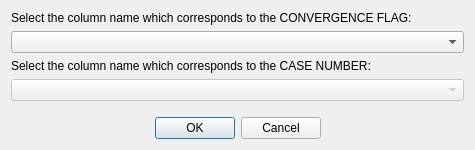
feslima/metacontrol, file gui/views/ui_files/convergenceselector.ui: the form before one commit.
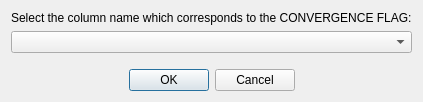
The form after the commit.

Patch:
```diff
--- a/gui/views/ui_files/convergenceselector.ui
+++ b/gui/views/ui_files/convergenceselector.ui
@@ -9,8 +9,8 @@
    <rect>
     <x>0</x>
     <y>0</y>
-    <width>475</width>
-    <height>147</height>
+    <width>381</width>
+    <height>102</height>
    </rect>
   </property>
   <property name="sizePolicy">
@@ -23,27 +23,6 @@
    <string>Convergence flag selection</string>
   </property>
   <layout class="QGridLayout" name="gridLayout">
-   <item row="3" column="0">
-    <widget class="QComboBox" name="caseComboBox">
-     <property name="enabled">
-      <bool>false</bool>
-     </property>
-    </widget>
-   </item>
-   <item row="2" column="0">
-    <widget class="QLabel" name="label_2">
-     <property name="text">
-      <string>Select the column name which corresponds to the CASE NUMBER:</string>
-     </property>
-    </widget>
-   </item>
-   <item row="0" column="0">
-    <widget class="QLabel" name="label">
-     <property name="text">
-      <string>Select the column name which corresponds to the CONVERGENCE FLAG:</string>
-     </property>
-    </widget>
-   </item>
    <item row="1" column="0">
     <widget class="QComboBox" name="convergenceComboBox">
      <property name="sizePolicy">
@@ -54,7 +33,14 @@
      </property>
     </widget>
    </item>
-   <item row="5" column="0">
+   <item row="0" column="0">
+    <widget class="QLabel" name="label">
+     <property name="text">
+      <string>Select the column name which corresponds to the CONVERGENCE FLAG:</string>
+     </property>
+    </widget>
+   </item>
+   <item row="3" column="0">
     <widget class="QDialogButtonBox" name="buttonBox">
      <property name="enabled">
       <bool>true</bool>
@@ -70,7 +56,7 @@
      </property>
     </widget>
    </item>
-   <item row="4" column="0">
+   <item row="2" column="0">
     <spacer name="verticalSpacer">
      <property name="orientation">
       <enum>Qt::Vertical</enum>
```
